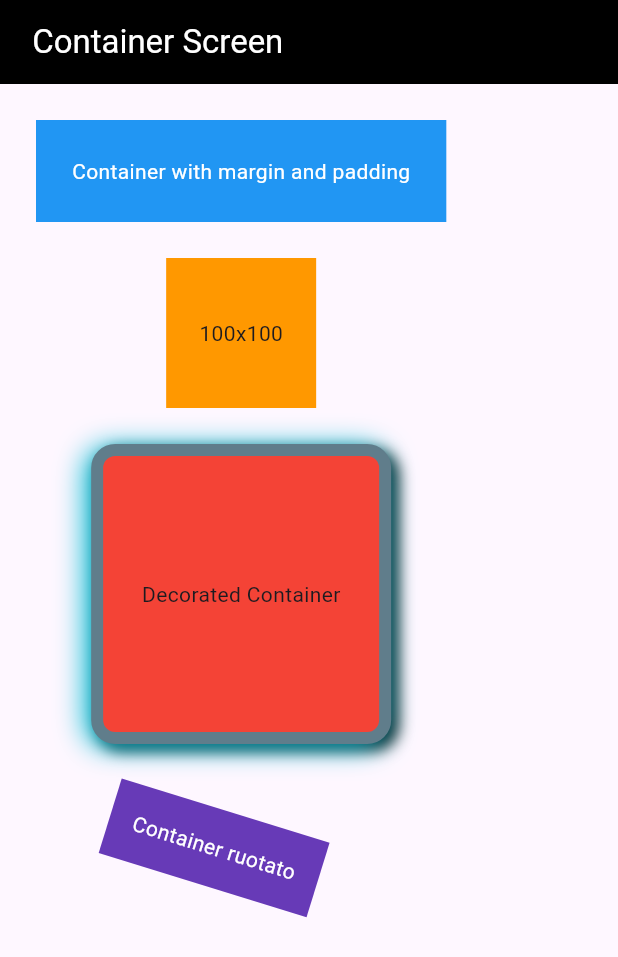
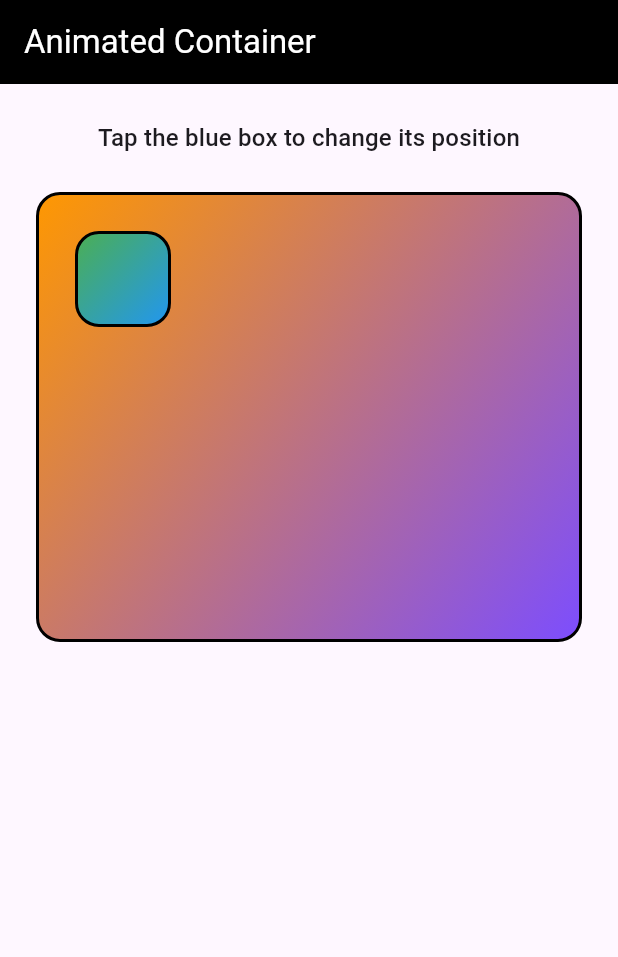
Before and after one commit to Kabir-Giuralarocca/flutter_its_2025, a Flutter app: the screen it shows after launch, on a phone screen of 412 x 824 dp. Shown: the top 957 px of the screen. Run offline on Flutter 3.47's test engine with Material 3 defaults, Android fonts, the phone set to English and light mode, and no system bars.

Commit message:
Container Widget

```diff
--- a/lib/main.dart
+++ b/lib/main.dart
@@ -1,5 +1,5 @@
 import 'package:flutter/material.dart';
-import 'package:flutter_its_2025/ui/screens/container_screen.dart';
+import 'package:flutter_its_2025/ui/screens/ex_container_screen.dart';
 
 void main() {
   runApp(const MyApp());
@@ -14,7 +14,7 @@ class MyApp extends StatelessWidget {
       title: 'Flutter Demo',
       debugShowCheckedModeBanner: false,
       theme: ThemeData(colorScheme: ColorScheme.fromSeed(seedColor: Colors.deepPurple)),
-      home: const ContainerScreen(),
+      home: const ExContainerScreen(),
     );
   }
 }
--- /dev/null
+++ b/lib/ui/screens/ex_container_screen.dart
@@ -0,0 +1,107 @@
+import 'package:flutter/material.dart';
+
+class ExContainerScreen extends StatelessWidget {
+  const ExContainerScreen({super.key});
+
+  @override
+  Widget build(BuildContext context) {
+    return Scaffold(
+      appBar: AppBar(
+        title: const Text('Animated Container '),
+        backgroundColor: Colors.black,
+        foregroundColor: Colors.white,
+      ),
+      body: Column(
+        children: [
+          Padding(
+            padding: const EdgeInsets.only(top: 24),
+            child: Text(
+              'Tap the blue box to change its position',
+              style: Theme.of(context).textTheme.titleMedium,
+            ),
+          ),
+          const ParentContainer(),
+        ],
+      ),
+    );
+  }
+}
+
+class ParentContainer extends StatefulWidget {
+  const ParentContainer({super.key});
+
+  @override
+  State<ParentContainer> createState() => _ParentContainerState();
+}
+
+class _ParentContainerState extends State<ParentContainer> {
+  Alignment _alignment = Alignment.topLeft;
+  int _colorIndex = 0;
+  List<Color> _colors = [Colors.orange, Colors.deepPurpleAccent];
+
+  void _changePosition() {
+    setState(() {
+      _alignment = switch (_alignment) {
+        Alignment.topLeft => Alignment.topCenter,
+        Alignment.topCenter => Alignment.topRight,
+        Alignment.topRight => Alignment.centerLeft,
+        Alignment.centerLeft => Alignment.center,
+        Alignment.center => Alignment.centerRight,
+        Alignment.centerRight => Alignment.bottomLeft,
+        Alignment.bottomLeft => Alignment.bottomCenter,
+        Alignment.bottomCenter => Alignment.bottomRight,
+        Alignment.bottomRight => Alignment.topLeft,
+        _ => Alignment.topLeft,
+      };
+      debugPrint('Alignment: $_alignment');
+      _colorIndex = _colorIndex == 0 ? 1 : 0;
+      _colors = _colorIndex == 0 ? [Colors.orange, Colors.deepPurpleAccent] : [Colors.cyan, Colors.redAccent];
+    });
+  }
+
+  @override
+  Widget build(BuildContext context) {
+    return AnimatedContainer(
+      duration: const Duration(milliseconds: 300),
+      curve: Curves.easeInOut,
+      height: 300,
+      width: double.infinity,
+      margin: const EdgeInsets.all(24),
+      padding: const EdgeInsets.all(24),
+      alignment: _alignment,
+      decoration: BoxDecoration(
+        color: Colors.deepPurpleAccent,
+        gradient: LinearGradient(
+          colors: _colors,
+          begin: Alignment.topLeft,
+          end: Alignment.bottomRight,
+        ),
+        border: Border.all(width: 2),
+        borderRadius: BorderRadius.circular(16),
+      ),
+      child: GestureDetector(onTap: _changePosition, child: const ChildContainer()),
+    );
+  }
+}
+
+class ChildContainer extends StatelessWidget {
+  const ChildContainer({super.key});
+
+  @override
+  Widget build(BuildContext context) {
+    return Container(
+      width: 64,
+      height: 64,
+      decoration: BoxDecoration(
+        color: Colors.blue,
+        border: Border.all(width: 2),
+        borderRadius: BorderRadius.circular(16),
+        gradient: const LinearGradient(
+          colors: [Colors.green, Colors.blue],
+          begin: Alignment.topLeft,
+          end: Alignment.bottomRight,
+        ),
+      ),
+    );
+  }
+}
```
